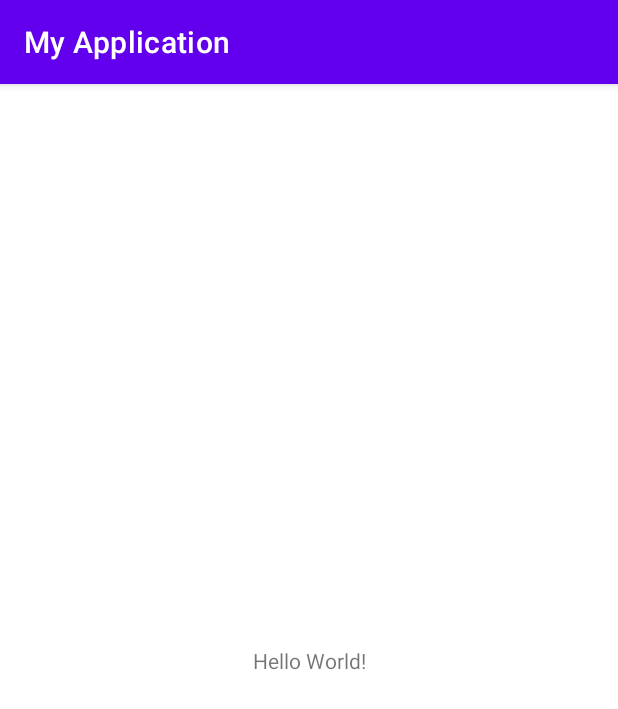
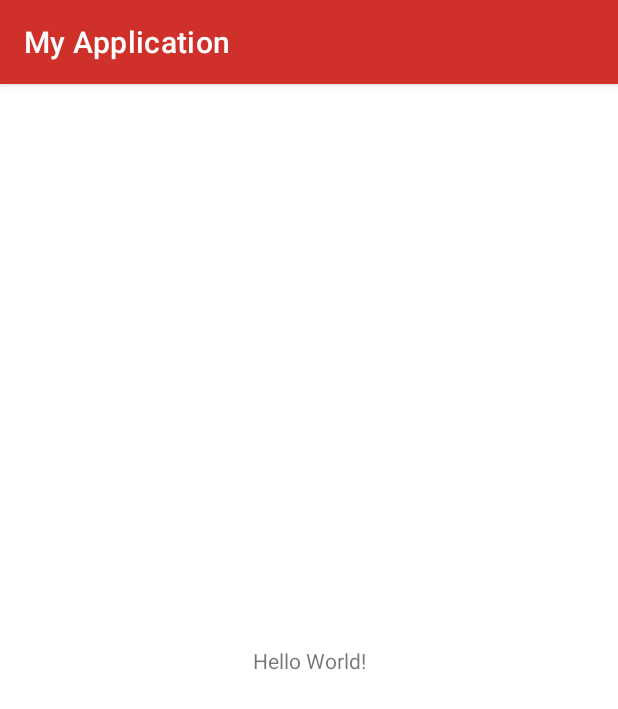
Before and after one commit to cf19ArnauCastillo/ProyectoGrupo1-Usuario, an Android app: the screen it shows after launch (MainActivity), on a phone screen of 412 x 824 dp. Shown: the top 709 px of the screen. Run offline under Robolectric (Android 15) with nearby library versions, the phone set to English and light mode, and no system bars; 8 statements that could not run were skipped.

Commit message:
first steps

```diff
--- a/app/build.gradle
+++ b/app/build.gradle
@@ -32,6 +32,7 @@ dependencies {
     implementation 'androidx.appcompat:appcompat:1.3.1'
     implementation 'com.google.android.material:material:1.4.0'
     implementation 'androidx.constraintlayout:constraintlayout:2.1.1'
+    implementation 'androidx.legacy:legacy-support-v4:1.0.0'
     testImplementation 'junit:junit:4.+'
     androidTestImplementation 'androidx.test.ext:junit:1.1.3'
     androidTestImplementation 'androidx.test.espresso:espresso-core:3.4.0'
--- /dev/null
+++ b/app/src/main/java/com/example/myapplication/RegisterActivity.java
@@ -0,0 +1,4 @@
+package com.example.myapplication;
+
+public class RegisterActivity {
+}
--- /dev/null
+++ b/app/src/main/res/layout/register_screen.xml
@@ -0,0 +1,6 @@
+<?xml version="1.0" encoding="utf-8"?>
+<androidx.constraintlayout.widget.ConstraintLayout xmlns:android="http://schemas.android.com/apk/res/android"
+    android:layout_width="match_parent"
+    android:layout_height="match_parent">
+
+</androidx.constraintlayout.widget.ConstraintLayout>
--- a/app/src/main/res/values/colors.xml
+++ b/app/src/main/res/values/colors.xml
@@ -1,10 +1,10 @@
 <?xml version="1.0" encoding="utf-8"?>
 <resources>
-    <color name="purple_200">#FFBB86FC</color>
-    <color name="purple_500">#FF6200EE</color>
-    <color name="purple_700">#FF3700B3</color>
-    <color name="teal_200">#FF03DAC5</color>
-    <color name="teal_700">#FF018786</color>
-    <color name="black">#FF000000</color>
-    <color name="white">#FFFFFFFF</color>
+    <color name="red">#d0302a</color>
+    <color name="red_light">#ce5f2d</color>
+    <color name="orange">#f9b966</color>
+    <color name="yellow">#fbe083</color>
+    <color name="green">#a1cca5</color>
+    <color name="white">#FFFFFF</color>
+    <color name="black">#070707</color>
 </resources>
--- a/app/src/main/res/values/strings.xml
+++ b/app/src/main/res/values/strings.xml
@@ -1,3 +1,5 @@
 <resources>
     <string name="app_name">My Application</string>
+    <!-- TODO: Remove or change this placeholder text -->
+    <string name="hello_blank_fragment">Hello blank fragment</string>
 </resources>
--- a/app/src/main/res/values/themes.xml
+++ b/app/src/main/res/values/themes.xml
@@ -2,12 +2,12 @@
     <!-- Base application theme. -->
     <style name="Theme.MyApplication" parent="Theme.MaterialComponents.DayNight.DarkActionBar">
         <!-- Primary brand color. -->
-        <item name="colorPrimary">@color/purple_500</item>
-        <item name="colorPrimaryVariant">@color/purple_700</item>
+        <item name="colorPrimary">@color/red</item>
+        <item name="colorPrimaryVariant">@color/orange</item>
         <item name="colorOnPrimary">@color/white</item>
         <!-- Secondary brand color. -->
-        <item name="colorSecondary">@color/teal_200</item>
-        <item name="colorSecondaryVariant">@color/teal_700</item>
+        <item name="colorSecondary">@color/red_light</item>
+        <item name="colorSecondaryVariant">@color/green</item>
         <item name="colorOnSecondary">@color/black</item>
         <!-- Status bar color. -->
         <item name="android:statusBarColor" tools:targetApi="l">?attr/colorPrimaryVariant</item>
```
Also changed, not shown: app/src/main/java/com/example/myapplication/MainActivity.java (+47 -0 lines), app/src/main/java/com/example/myapplication/MenuFragment.java (added, +64 -0 lines), app/src/main/res/layout/fragment_menu.xml (added, +14 -0 lines), app/src/main/res/menu/bottom_navegation.xml (added, +7 -0 lines).
